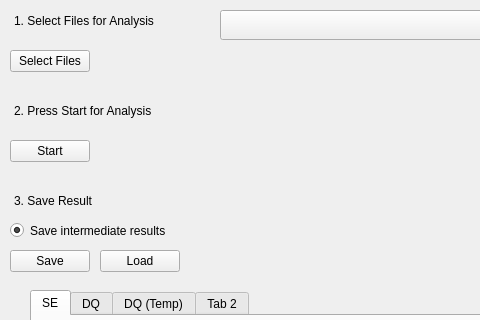
This is form.ui in timesama/M2-Approach as Qt 5 draws it before an edit; both pictures show x 0 to 480 and y 0 to 320 of the 1100 by 700 pixel window. The edited form follows.
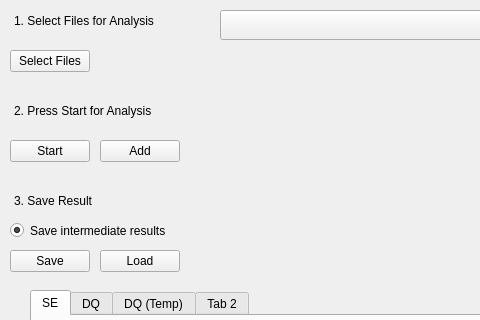
This is the edited form. Custom widgets are drawn as their Qt base class.

What changed in the file:
```diff
--- a/form.ui
+++ b/form.ui
@@ -812,6 +812,19 @@
      <string>Precise FFT</string>
     </property>
    </widget>
+   <widget class="QPushButton" name="btn_Add">
+    <property name="geometry">
+     <rect>
+      <x>100</x>
+      <y>140</y>
+      <width>80</width>
+      <height>22</height>
+     </rect>
+    </property>
+    <property name="text">
+     <string>Add</string>
+    </property>
+   </widget>
   </widget>
  </widget>
  <customwidgets>
```
